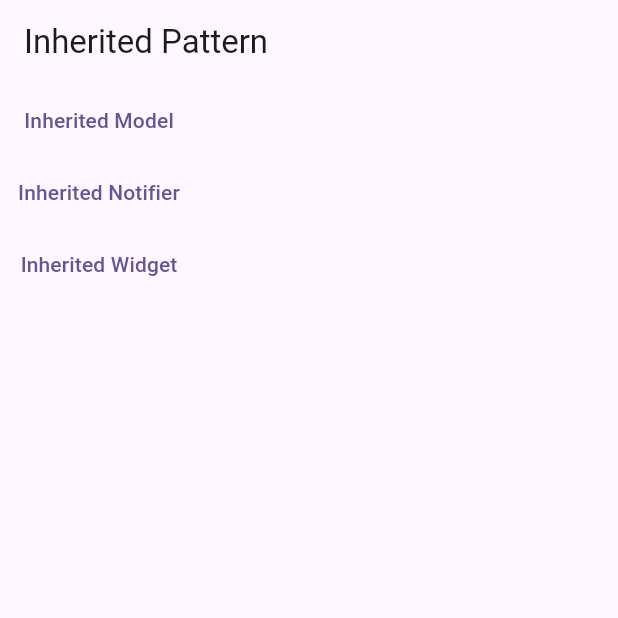
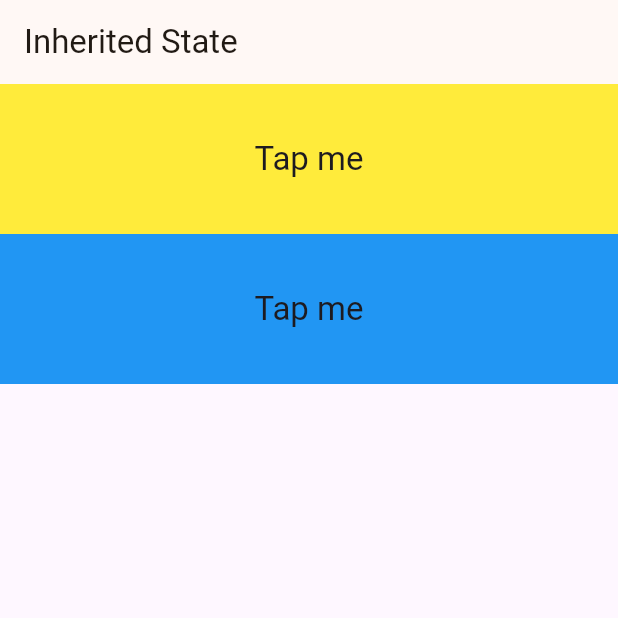
Before and after one commit to wadpas/inherited_flutter_state, a Flutter app: the screen it shows after launch, on a phone screen of 412 x 824 dp, the top half of it. Run offline on Flutter 3.47's test engine with Material 3 defaults, Android fonts, the phone set to English and light mode, and no system bars; our stand-ins replace google_fonts.

Commit message:
adjusted InheritedModel implementation

```diff
--- /dev/null
+++ b/lib/colors_inherited_model/available_colors_widget.dart
@@ -0,0 +1,49 @@
+import 'package:flutter/material.dart';
+
+enum AvailableColors { one, two }
+
+class AvailableColorsWidget extends InheritedModel<AvailableColors> {
+  final MaterialColor color1;
+  final MaterialColor color2;
+
+  const AvailableColorsWidget({
+    Key? key,
+    required this.color1,
+    required this.color2,
+    required Widget child,
+  }) : super(
+          key: key,
+          child: child,
+        );
+
+  static AvailableColorsWidget of(
+    BuildContext context,
+    AvailableColors aspect,
+  ) {
+    return InheritedModel.inheritFrom<AvailableColorsWidget>(
+      context,
+      aspect: aspect,
+    )!;
+  }
+
+  @override
+  bool updateShouldNotify(covariant AvailableColorsWidget oldWidget) {
+    return color1 != oldWidget.color1 || color2 != oldWidget.color2;
+  }
+
+  @override
+  bool updateShouldNotifyDependent(
+    covariant AvailableColorsWidget oldWidget,
+    Set<AvailableColors> dependencies,
+  ) {
+    if (dependencies.contains(AvailableColors.one) &&
+        color1 != oldWidget.color1) {
+      return true;
+    }
+    if (dependencies.contains(AvailableColors.two) &&
+        color2 != oldWidget.color2) {
+      return true;
+    }
+    return false;
+  }
+}
--- /dev/null
+++ b/lib/colors_inherited_model/color_widget.dart
@@ -0,0 +1,36 @@
+import 'package:flutter/material.dart';
+import 'package:inherited_state_flutter/colors_inherited_model/available_colors_widget.dart';
+
+class ColorWidget extends StatelessWidget {
+  final AvailableColors colorNumber;
+  final void Function() setColor;
+
+  const ColorWidget({
+    super.key,
+    required this.colorNumber,
+    required this.setColor,
+  });
+
+  @override
+  Widget build(BuildContext context) {
+    final provider = AvailableColorsWidget.of(context, colorNumber);
+
+    return GestureDetector(
+      onTap: setColor,
+      child: Container(
+        width: double.infinity,
+        height: 100,
+        color: colorNumber == AvailableColors.one
+            ? provider.color1
+            : provider.color2,
+        child: Center(
+          child: Text(
+            'Tap me',
+            textAlign: TextAlign.center,
+            style: Theme.of(context).textTheme.titleLarge,
+          ),
+        ),
+      ),
+    );
+  }
+}
--- /dev/null
+++ b/lib/colors_inherited_model/colors_widget.dart
@@ -0,0 +1,57 @@
+import 'dart:math';
+
+import 'package:flutter/material.dart';
+import 'package:inherited_state_flutter/colors_inherited_model/color_widget.dart';
+import 'package:inherited_state_flutter/colors_inherited_model/available_colors_widget.dart';
+
+class ColorsWidget extends StatefulWidget {
+  const ColorsWidget({super.key});
+
+  @override
+  State<ColorsWidget> createState() => _ColorsWidgetState();
+}
+
+class _ColorsWidgetState extends State<ColorsWidget> {
+  var color1 = Colors.yellow;
+  var color2 = Colors.blue;
+
+  @override
+  Widget build(BuildContext context) {
+    return AvailableColorsWidget(
+      color1: color1,
+      color2: color2,
+      child: Column(
+        children: [
+          ColorWidget(
+            colorNumber: AvailableColors.one,
+            setColor: () => setState(() {
+              color1 = colors.getRandomElement();
+            }),
+          ),
+          ColorWidget(
+            colorNumber: AvailableColors.two,
+            setColor: () => setState(() {
+              color2 = colors.getRandomElement();
+            }),
+          ),
+        ],
+      ),
+    );
+  }
+}
+
+final colors = [
+  Colors.amber,
+  Colors.blue,
+  Colors.red,
+  Colors.brown,
+  Colors.indigo,
+  Colors.pink,
+  Colors.lime
+];
+
+extension RandomElement<T> on Iterable<T> {
+  T getRandomElement() => elementAt(
+        Random().nextInt(length),
+      );
+}
--- a/lib/main.dart
+++ b/lib/main.dart
@@ -1,26 +1,35 @@
 import 'package:flutter/material.dart';
-import 'package:inherited_widget_flutter/inherited_model.dart';
-import 'package:inherited_widget_flutter/inherited_notifier.dart';
-import 'package:inherited_widget_flutter/inherited_widget%20.dart';
+import 'package:google_fonts/google_fonts.dart';
+import 'package:inherited_state_flutter/colors_inherited_model/colors_widget.dart';
+import 'package:inherited_state_flutter/inherited_notifier.dart';
+import 'package:inherited_state_flutter/inherited_widget%20.dart';
 
 void main() {
   runApp(
-    MaterialApp(
-      title: 'Inherited Pattern',
-      theme: ThemeData(
+    const MyApp(),
+  );
+}
+
+class MyApp extends StatelessWidget {
+  const MyApp({super.key});
+
+  @override
+  Widget build(BuildContext context) {
+    return MaterialApp(
+      title: 'Inherited State',
+      theme: ThemeData().copyWith(
         colorScheme: ColorScheme.fromSeed(
-          seedColor: Colors.deepPurple,
+          seedColor: Colors.orange,
         ),
-        useMaterial3: true,
+        textTheme: GoogleFonts.aBeeZeeTextTheme(),
       ),
       home: const HomePage(),
       routes: {
-        '/inherited-model': (context) => const ModelInherited(),
         '/inherited-notifier': (context) => const NotifierInherited(),
         '/inherited-widget': (context) => const WidgetInherited(),
       },
-    ),
-  );
+    );
+  }
 }
 
 class HomePage extends StatelessWidget {
@@ -29,27 +38,12 @@ class HomePage extends StatelessWidget {
   @override
   Widget build(BuildContext context) {
     return Scaffold(
-      appBar: AppBar(title: const Text('Inherited Pattern')),
+      appBar: AppBar(
+        title: const Text('Inherited State'),
+      ),
       body: Column(
         children: [
-          TextButton(
-            onPressed: () {
-              Navigator.of(context).pushNamed('/inherited-model');
-            },
-            child: const Text('Inherited Model'),
-          ),
-          TextButton(
-            onPressed: () {
-              Navigator.of(context).pushNamed('/inherited-notifier');
-            },
-            child: const Text('Inherited Notifier'),
-          ),
-          TextButton(
-            onPressed: () {
-              Navigator.of(context).pushNamed('/inherited-widget');
-            },
-            child: const Text('Inherited Widget'),
-          ),
+          ColorsWidget(),
         ],
       ),
     );
```
Also changed, not shown: lib/inherited_model.dart (deleted, +0 -141 lines), pubspec.yaml (+4 -5 lines), lib/inherited_notifier.dart (line endings or trailing spaces), pubspec.lock, 5 other files.
